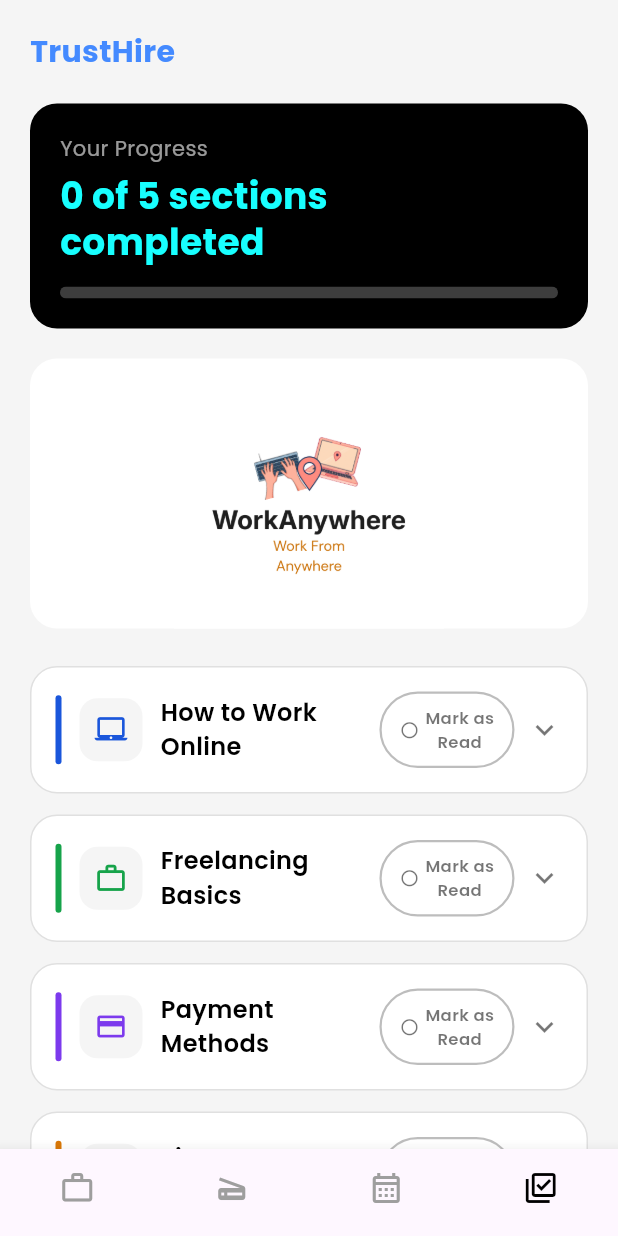
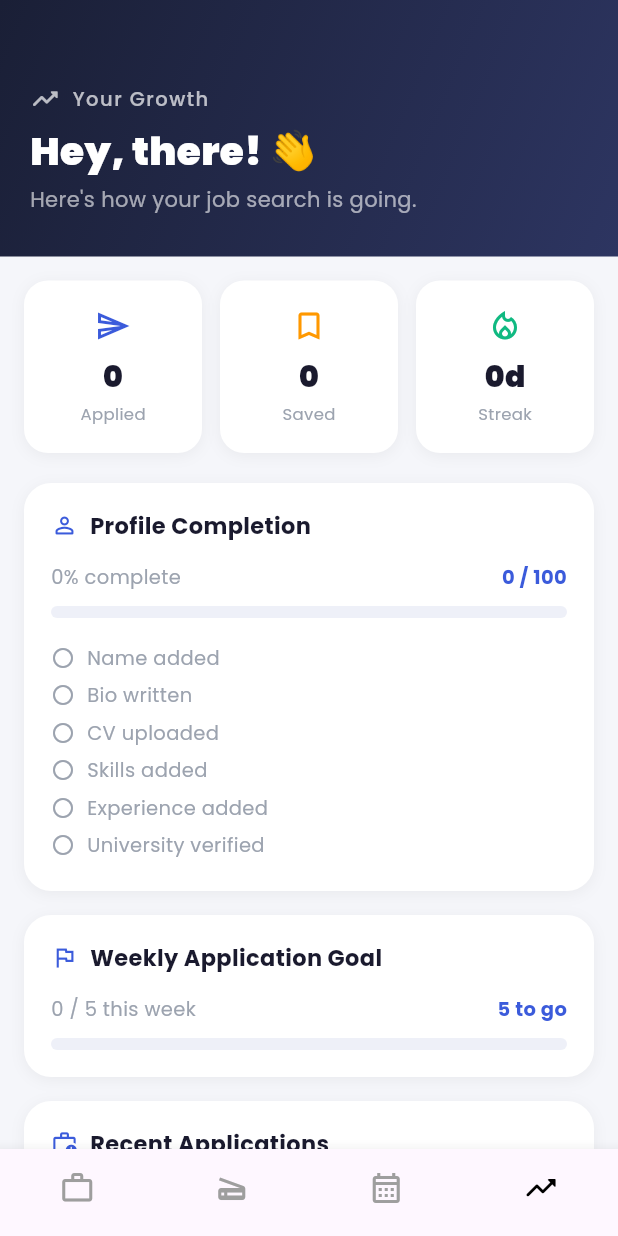
Before and after one commit to IfNusaibaCodes/TrustHire, a Flutter app: the BottomNavBar screen opened directly, item 4 of the bottom bar chosen, on a phone screen of 412 x 824 dp. Run offline on Flutter 3.47's test engine with Material 3 defaults, Android fonts, the phone set to English and light mode, and no system bars; our stand-ins replace get, google_fonts, iconsax, smooth_page_indicator, supabase_flutter; accounts and stored records are empty.

Commit message:
Initial commit

```diff
--- a/lib/Navigation/bottom_navigator.dart
+++ b/lib/Navigation/bottom_navigator.dart
@@ -1,10 +1,8 @@
 import 'package:flutter/material.dart';
-import 'package:iconsax/iconsax.dart';
-import 'package:trust_hire_app/Pages/Guide/work_guide_page.dart';
 import 'package:trust_hire_app/Pages/Job%20Feed/job_feed_page.dart';
 import 'package:trust_hire_app/Pages/scam_detection_page.dart';
-import 'package:trust_hire_app/profile/profile_page.dart';
 import 'package:trust_hire_app/Pages/Planner/planner_page.dart';
+import 'package:trust_hire_app/Pages/Growth/growth_page.dart';
 
 import '../Utilities/Constants/colors.dart';
 
@@ -23,7 +21,7 @@ class _BottomNavBarState extends State<BottomNavBar> {
     JobFeedPage(),
     ScamDetectorPage(),
     PlannerPage(),
-    RemoteWorkGuidePage(),
+    GrowthPage(),
   ];
 
   @override
@@ -44,7 +42,7 @@ class _BottomNavBarState extends State<BottomNavBar> {
           BottomNavigationBarItem(icon: Icon(Icons.work_outline),   label: 'Jobs'),
           BottomNavigationBarItem(icon: Icon(Icons.scanner), label: 'Detect Scam'),
           BottomNavigationBarItem(icon: Icon(Icons.calendar_month_outlined), label: 'Planner'),
-          BottomNavigationBarItem(icon: Icon(Icons.library_add_check_outlined), label: 'Guide'),
+          BottomNavigationBarItem(icon: Icon(Icons.trending_up_rounded), label: 'Growth'),
         ],
         currentIndex: selectedIndex,
         onTap: (setValue) {
--- a/lib/Pages/Drawer/app_drawer.dart
+++ b/lib/Pages/Drawer/app_drawer.dart
@@ -4,6 +4,7 @@ import 'contact_us_page.dart';
 import 'Feedback_Support/feedback_support_page.dart';
 import 'privacy_policy_page.dart';
 import 'terms_conditions_page.dart';
+import '../Guide/work_guide_page.dart';
 
 class AppDrawer extends StatelessWidget {
   const AppDrawer({super.key});
@@ -54,6 +55,11 @@ class AppDrawer extends StatelessWidget {
             ),
 
             // Nav items
+            _DrawerItem(
+              icon: Icons.public_outlined,
+              label: 'Remote Work Guide',
+              onTap: () => _push(context, const RemoteWorkGuidePage()),
+            ),
             _DrawerItem(
               icon: Icons.info_outline_rounded,
               label: 'About Us',
--- /dev/null
+++ b/lib/Pages/Growth/growth_database.dart
@@ -0,0 +1,98 @@
+import 'package:supabase_flutter/supabase_flutter.dart';
+import 'package:trust_hire_app/Authentication/Services/auth_service.dart';
+import 'package:trust_hire_app/profile/profile_models.dart';
+import 'package:trust_hire_app/Model/job_model.dart';
+
+class GrowthDatabase {
+  static final _client      = Supabase.instance.client;
+  static final _authService = AuthService();
+
+  static String _uid() {
+    final uid = _authService.getCurrentUid();
+    if (uid == null) throw Exception('Not logged in');
+    return uid;
+  }
+
+  static Future<ProfileStats> loadStats() async {
+    final uid      = _uid();
+    final response = await _client
+        .from('profile_stats')
+        .select()
+        .eq('user_id', uid)
+        .maybeSingle();
+    if (response == null) return const ProfileStats();
+    return ProfileStats.fromMap(response);
+  }
+
+  static Future<int> loadStreak() async {
+    final uid      = _uid();
+    final response = await _client
+        .from('planner_streaks')
+        .select('streak_days')
+        .eq('user_id', uid)
+        .maybeSingle();
+    return (response?['streak_days'] as int?) ?? 0;
+  }
+
+  static Future<ProfileModel> loadProfile() async {
+    final uid      = _uid();
+    final response = await _client
+        .from('profiles')
+        .select()
+        .eq('id', uid)
+        .maybeSingle();
+    if (response == null) return const ProfileModel();
+    return ProfileModel.fromMap(response);
+  }
+
+  static Future<int> loadSkillCount() async {
+    final uid      = _uid();
+    final response = await _client
+        .from('skills')
+        .select('id')
+        .eq('user_id', uid);
+    return (response as List).length;
+  }
+
+  static Future<int> loadExperienceCount() async {
+    final uid      = _uid();
+    final response = await _client
+        .from('experiences')
+        .select('id')
+        .eq('user_id', uid);
+    return (response as List).length;
+  }
+
+  static Future<List<JobModel>> loadRecentApplied() async {
+    final uid         = _uid();
+    final appliedRows = await _client
+        .from('applied_jobs')
+        .select('job_id')
+        .eq('user_id', uid)
+        .order('created_at', ascending: false)
+        .limit(3);
+
+    final jobIds = (appliedRows as List).map((e) => e['job_id'] as int).toList();
+    if (jobIds.isEmpty) return [];
+
+    final jobs = await _client
+        .from('jobs')
+        .select()
+        .inFilter('id', jobIds);
+    return (jobs as List).map((e) => JobModel.fromMap(e)).toList();
+  }
+
+  static Future<int> loadAppliedThisWeek() async {
+    final uid  = _uid();
+    final now  = DateTime.now();
+    final monday = now.subtract(Duration(days: now.weekday - 1));
+    final from = DateTime(monday.year, monday.month, monday.day).toIso8601String();
+
+    final response = await _client
+        .from('applied_jobs')
+        .select('id')
+        .eq('user_id', uid)
+        .gte('created_at', from);
+    return (response as List).length;
+  }
+}
--- /dev/null
+++ b/lib/Pages/Growth/growth_page.dart
@@ -0,0 +1,427 @@
+import 'package:flutter/material.dart';
+import 'package:trust_hire_app/profile/profile_models.dart';
+import 'package:trust_hire_app/Model/job_model.dart';
+import 'growth_database.dart';
+
+class GrowthPage extends StatefulWidget {
+  const GrowthPage({super.key});
+
+  @override
+  State<GrowthPage> createState() => _GrowthPageState();
+}
+
+class _GrowthPageState extends State<GrowthPage> {
+  static const _bg      = Color(0xFFF5F6FA);
+  static const _primary = Color(0xFF3B5BDB);
+  static const _dark    = Color(0xFF1A1A2E);
+  static const _grey    = Color(0xFF9CA3AF);
+  static const _green   = Color(0xFF10B981);
+  static const _weekly  = 5; // weekly application goal
+
+  late Future<_GrowthData> _future;
+
+  @override
+  void initState() {
+    super.initState();
+    _future = _load();
+  }
+
+  Future<_GrowthData> _load() async {
+    final results = await Future.wait([
+      GrowthDatabase.loadStats(),
+      GrowthDatabase.loadStreak(),
+      GrowthDatabase.loadProfile(),
+      GrowthDatabase.loadSkillCount(),
+      GrowthDatabase.loadExperienceCount(),
+      GrowthDatabase.loadRecentApplied(),
+      GrowthDatabase.loadAppliedThisWeek(),
+    ]);
+    return _GrowthData(
+      stats:           results[0] as ProfileStats,
+      streak:          results[1] as int,
+      profile:         results[2] as ProfileModel,
+      skillCount:      results[3] as int,
+      experienceCount: results[4] as int,
+      recentApplied:   results[5] as List<JobModel>,
+      appliedThisWeek: results[6] as int,
+    );
+  }
+
+  int _profileCompletion(_GrowthData d) {
+    int score = 0;
+    if ((d.profile.firstName ?? '').isNotEmpty) score++;
+    if ((d.profile.bio ?? '').isNotEmpty)       score++;
+    if ((d.profile.cvUrl ?? '').isNotEmpty)     score++;
+    if (d.skillCount > 0)                       score++;
+    if (d.experienceCount > 0)                  score++;
+    if (d.profile.universityIdVerified)         score++;
+    return ((score / 6) * 100).round();
+  }
+
+  List<String> _tips(_GrowthData d) {
+    final tips = <String>[];
+    if ((d.profile.bio ?? '').isEmpty)      tips.add('Add a bio to your profile');
+    if ((d.profile.cvUrl ?? '').isEmpty)    tips.add('Upload your CV');
+    if (d.skillCount == 0)                  tips.add('Add your skills to stand out');
+    if (d.experienceCount == 0)             tips.add('Add work or internship experience');
+    if (!d.profile.universityIdVerified)    tips.add('Verify your university ID');
+    if (d.appliedThisWeek < _weekly)        tips.add('Apply to ${_weekly - d.appliedThisWeek} more jobs this week');
+    return tips.take(3).toList();
+  }
+
+  @override
+  Widget build(BuildContext context) {
+    return Scaffold(
+      backgroundColor: _bg,
+      body: FutureBuilder<_GrowthData>(
+        future: _future,
+        builder: (context, snap) {
+          if (snap.connectionState == ConnectionState.waiting) {
+            return const Center(child: CircularProgressIndicator());
+          }
+          if (snap.hasError) {
+            return Center(child: Text('Error: ${snap.error}'));
+          }
+          final d = snap.data!;
+          return RefreshIndicator(
+            onRefresh: () async {
+              setState(() { _future = _load(); });
+            },
+            child: CustomScrollView(
+              slivers: [
+                _buildHeader(d),
+                SliverPadding(
+                  padding: const EdgeInsets.all(16),
+                  sliver: SliverList(
+                    delegate: SliverChildListDelegate([
+                      _statsRow(d),
+                      const SizedBox(height: 20),
+                      _profileCompletionCard(d),
+                      const SizedBox(height: 16),
+                      _weeklyGoalCard(d),
+                      const SizedBox(height: 16),
+                      _recentAppliedCard(d),
+                      const SizedBox(height: 16),
+                      _tipsCard(d),
+                      const SizedBox(height: 80),
+                    ]),
+                  ),
+                ),
+              ],
+            ),
+          );
+        },
+      ),
+    );
+  }
+
+  Widget _buildHeader(_GrowthData d) {
+    final name = (d.profile.firstName ?? '').isNotEmpty
+        ? d.profile.firstName!
+        : 'there';
+    return SliverToBoxAdapter(
+      child: Container(
+        decoration: const BoxDecoration(
+          gradient: LinearGradient(
+            colors: [Color(0xFF1A1F36), Color(0xFF2D3561)],
+            begin: Alignment.topLeft,
+            end: Alignment.bottomRight,
+          ),
+        ),
+        padding: const EdgeInsets.fromLTRB(20, 56, 20, 28),
+        child: Column(
+          crossAxisAlignment: CrossAxisAlignment.start,
+          children: [
+            Row(
+              children: [
+                const Icon(Icons.trending_up_rounded, color: Colors.white70, size: 20),
+                const SizedBox(width: 8),
+                Text(
+                  'Your Growth',
+                  style: TextStyle(
+                    color: Colors.white.withValues(alpha: 0.7),
+                    fontSize: 13,
+                    fontWeight: FontWeight.w500,
+                    letterSpacing: 1,
+                  ),
+                ),
+              ],
+            ),
+            const SizedBox(height: 6),
+            Text(
+              'Hey, $name! 👋',
+              style: const TextStyle(
+                color: Colors.white,
+                fontSize: 26,
+                fontWeight: FontWeight.w800,
+              ),
+            ),
+            const SizedBox(height: 4),
+            Text(
+              "Here's how your job search is going.",
+              style: TextStyle(
+                color: Colors.white.withValues(alpha: 0.6),
+                fontSize: 14,
+              ),
+            ),
+          ],
+        ),
+      ),
+    );
+  }
+
+  Widget _statsRow(_GrowthData d) {
+    return Row(
+      children: [
+        Expanded(child: _statCard('Applied', d.stats.appliedCount.toString(), Icons.send_outlined, _primary)),
+        const SizedBox(width: 12),
+        Expanded(child: _statCard('Saved', d.stats.savedCount.toString(), Icons.bookmark_outline, Colors.orange)),
+        const SizedBox(width: 12),
+        Expanded(child: _statCard('Streak', '${d.streak}d', Icons.local_fire_department_outlined, _green)),
+      ],
+    );
+  }
+
+  Widget _statCard(String label, String value, IconData icon, Color color) {
+    return Container(
+      padding: const EdgeInsets.symmetric(vertical: 18, horizontal: 12),
+      decoration: BoxDecoration(
+        color: Colors.white,
+        borderRadius: BorderRadius.circular(16),
+        boxShadow: [BoxShadow(color: Colors.black.withValues(alpha: 0.05), blurRadius: 8, offset: const Offset(0, 2))],
+      ),
+      child: Column(
+        children: [
+          Icon(icon, color: color, size: 24),
+          const SizedBox(height: 8),
+          Text(value, style: TextStyle(fontSize: 20, fontWeight: FontWeight.w800, color: _dark)),
+          const SizedBox(height: 2),
+          Text(label, style: const TextStyle(fontSize: 11, color: _grey)),
+        ],
+      ),
+    );
+  }
+
+  Widget _profileCompletionCard(_GrowthData d) {
+    final pct = _profileCompletion(d);
+    return _card(
+      title: 'Profile Completion',
+      icon: Icons.person_outline_rounded,
+      child: Column(
+        crossAxisAlignment: CrossAxisAlignment.start,
+        children: [
+          Row(
+            mainAxisAlignment: MainAxisAlignment.spaceBetween,
+            children: [
+              Text('$pct% complete', style: TextStyle(fontSize: 13, color: _grey)),
+              Text('$pct / 100', style: TextStyle(fontSize: 13, fontWeight: FontWeight.w700, color: pct == 100 ? _green : _primary)),
+            ],
+          ),
+          const SizedBox(height: 10),
+          ClipRRect(
+            borderRadius: BorderRadius.circular(8),
+            child: LinearProgressIndicator(
+              value: pct / 100,
+              minHeight: 8,
+              backgroundColor: const Color(0xFFEEF0F8),
+              valueColor: AlwaysStoppedAnimation(pct == 100 ? _green : _primary),
+            ),
+          ),
+          const SizedBox(height: 14),
+          _completionItem('Name added',           (d.profile.firstName ?? '').isNotEmpty),
+          _completionItem('Bio written',          (d.profile.bio ?? '').isNotEmpty),
+          _completionItem('CV uploaded',          (d.profile.cvUrl ?? '').isNotEmpty),
+          _completionItem('Skills added',         d.skillCount > 0),
+          _completionItem('Experience added',     d.experienceCount > 0),
+          _completionItem('University verified',  d.profile.universityIdVerified),
+        ],
+      ),
+    );
+  }
+
+  Widget _completionItem(String label, bool done) {
+    return Padding(
+      padding: const EdgeInsets.symmetric(vertical: 3),
+      child: Row(
+        children: [
+          Icon(
+            done ? Icons.check_circle_rounded : Icons.radio_button_unchecked_rounded,
+            size: 16,
+            color: done ? _green : _grey,
+          ),
+          const SizedBox(width: 8),
+          Text(label, style: TextStyle(fontSize: 13, color: done ? _dark : _grey)),
+        ],
+      ),
+    );
+  }
+
+  Widget _weeklyGoalCard(_GrowthData d) {
+    final applied = d.appliedThisWeek.clamp(0, _weekly);
+    final pct     = applied / _weekly;
+    return _card(
+      title: 'Weekly Application Goal',
+      icon: Icons.flag_outlined,
+      child: Column(
+        crossAxisAlignment: CrossAxisAlignment.start,
+        children: [
+          Row(
+            mainAxisAlignment: MainAxisAlignment.spaceBetween,
+            children: [
+              Text('$applied / $_weekly this week', style: TextStyle(fontSize: 13, color: _grey)),
+              Text(
+                applied >= _weekly ? 'Goal reached! 🎉' : '${_weekly - applied} to go',
+                style: TextStyle(
+                  fontSize: 13,
+                  fontWeight: FontWeight.w700,
+                  color: applied >= _weekly ? _green : _primary,
+                ),
+              ),
+            ],
+          ),
+          const SizedBox(height: 10),
+          ClipRRect(
+            borderRadius: BorderRadius.circular(8),
+            child: LinearProgressIndicator(
+              value: pct,
+              minHeight: 8,
+              backgroundColor: const Color(0xFFEEF0F8),
+              valueColor: AlwaysStoppedAnimation(applied >= _weekly ? _green : _primary),
+            ),
+          ),
+        ],
+      ),
+    );
+  }
+
+  Widget _recentAppliedCard(_GrowthData d) {
+    return _card(
+      title: 'Recent Applications',
+      icon: Icons.work_history_outlined,
+      child: d.recentApplied.isEmpty
+          ? Padding(
+              padding: const EdgeInsets.symmetric(vertical: 8),
+              child: Text('No applications yet', style: TextStyle(color: _grey, fontSize: 13)),
+            )
+          : Column(
+              children: d.recentApplied.map((job) {
+                final company = job.companyName ?? 'Unknown';
+                return Padding(
+                  padding: const EdgeInsets.symmetric(vertical: 6),
+                  child: Row(
+                    children: [
+                      Container(
+                        width: 36,
+                        height: 36,
+                        decoration: BoxDecoration(
+                          color: const Color(0xFFEEF0F8),
+                          borderRadius: BorderRadius.circular(10),
+                        ),
+                        child: const Icon(Icons.business_rounded, size: 18, color: _primary),
+                      ),
+                      const SizedBox(width: 12),
+                      Expanded(
+                        child: Column(
+                          crossAxisAlignment: CrossAxisAlignment.start,
+                          children: [
+                            Text(job.title ?? '', style: TextStyle(fontSize: 13, fontWeight: FontWeight.w600, color: _dark)),
+                            Text(company, style: const TextStyle(fontSize: 11, color: _grey)),
+                          ],
+                        ),
+                      ),
+                      Container(
+                        padding: const EdgeInsets.symmetric(horizontal: 8, vertical: 3),
+                        decoration: BoxDecoration(
+                          color: _green.withValues(alpha: 0.12),
+                          borderRadius: BorderRadius.circular(20),
+                        ),
+                        child: Text('Applied', style: TextStyle(fontSize: 10, color: _green, fontWeight: FontWeight.w600)),
+                      ),
+                    ],
+                  ),
+                );
+              }).toList(),
+            ),
+    );
+  }
+
+  Widget _tipsCard(_GrowthData d) {
+    final tips = _tips(d);
+    if (tips.isEmpty) {
+      return _card(
+        title: 'Tips',
+        icon: Icons.lightbulb_outline_rounded,
+        child: Row(
+          children: [
+            const Icon(Icons.star_rounded, color: Colors.amber, size: 18),
+            const SizedBox(width: 8),
+            Text('Your profile looks great! Keep applying.', style: TextStyle(fontSize: 13, color: _dark)),
+          ],
+        ),
+      );
+    }
+    return _card(
+      title: 'Tips to Improve',
+      icon: Icons.lightbulb_outline_rounded,
+      child: Column(
+        children: tips.map((tip) => Padding(
+          padding: const EdgeInsets.symmetric(vertical: 5),
+          child: Row(
+            crossAxisAlignment: CrossAxisAlignment.start,
+            children: [
+              const Icon(Icons.arrow_right_rounded, color: _primary, size: 20),
+              const SizedBox(width: 4),
+              Expanded(child: Text(tip, style: TextStyle(fontSize: 13, color: _dark))),
+            ],
+          ),
+        )).toList(),
+      ),
+    );
+  }
+
+  Widget _card({required String title, required IconData icon, required Widget child}) {
+    return Container(
+      width: double.infinity,
+      padding: const EdgeInsets.all(18),
+      decoration: BoxDecoration(
+        color: Colors.white,
+        borderRadius: BorderRadius.circular(18),
+        boxShadow: [BoxShadow(color: Colors.black.withValues(alpha: 0.05), blurRadius: 8, offset: const Offset(0, 2))],
+      ),
+      child: Column(
+        crossAxisAlignment: CrossAxisAlignment.start,
+        children: [
+          Row(
+            children: [
+              Icon(icon, size: 18, color: _primary),
+              const SizedBox(width: 8),
+              Text(title, style: TextStyle(fontSize: 15, fontWeight: FontWeight.w700, color: _dark)),
+            ],
+          ),
+          const SizedBox(height: 14),
+          child,
+        ],
+      ),
+    );
+  }
+}
+
+class _GrowthData {
+  final ProfileStats   stats;
+  final int            streak;
+  final ProfileModel   profile;
+  final int            skillCount;
+  final int            experienceCount;
+  final List<JobModel> recentApplied;
+  final int            appliedThisWeek;
+
+  _GrowthData({
+    required this.stats,
+    required this.streak,
+    required this.profile,
+    required this.skillCount,
+    required this.experienceCount,
+    required this.recentApplied,
+    required this.appliedThisWeek,
+  });
+}
```
